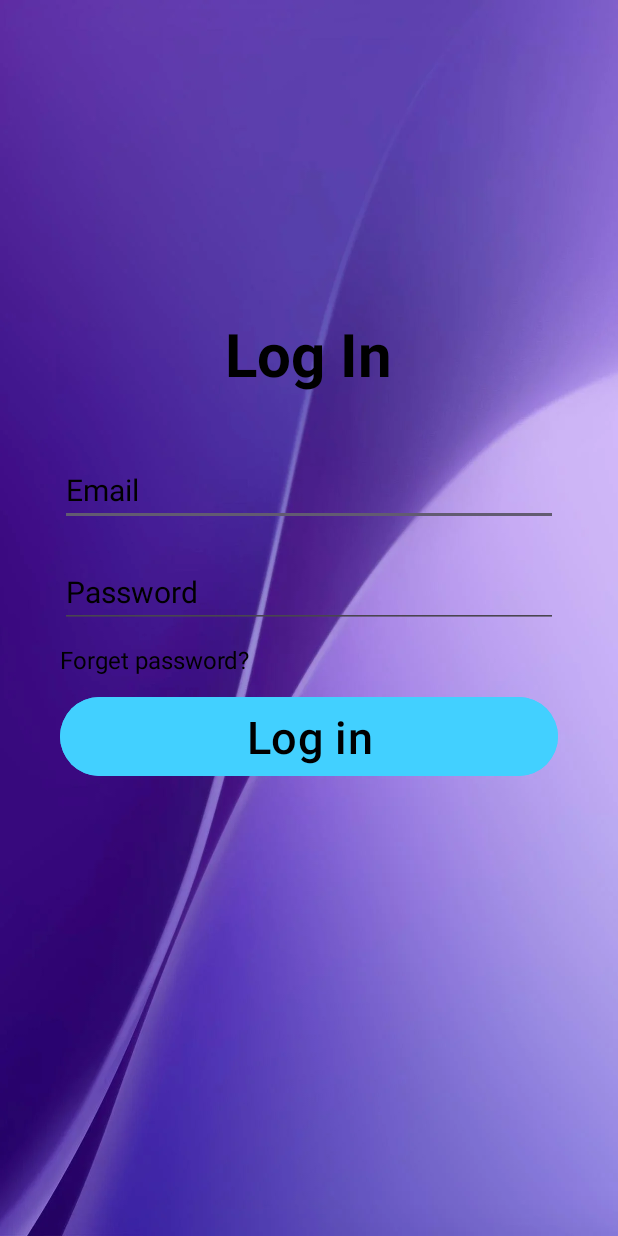
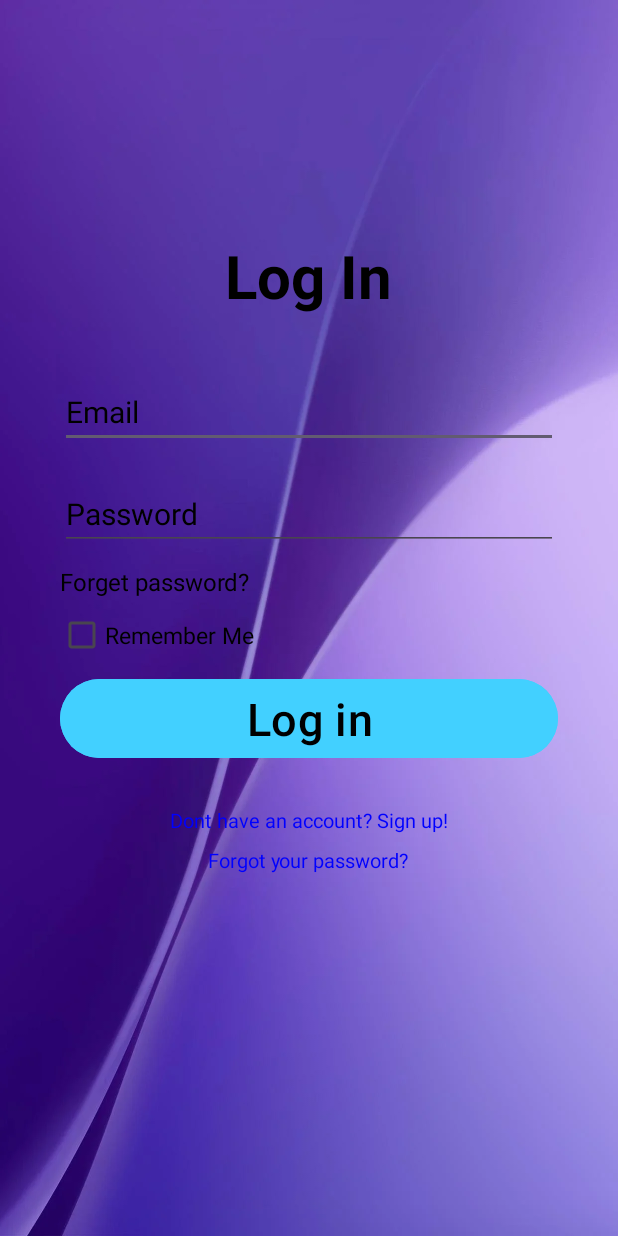
Before and after one commit to NarekSahakyan777/Magic-Checker, an Android app: the logIn screen opened directly, with no data from a screen before it, on a phone screen of 412 x 824 dp. Run offline under Robolectric (Android 15) with nearby library versions, the phone set to English and light mode, and no system bars; our stand-ins replace Firebase (no records; nobody signed in at launch, a user with empty details on screens opened directly).

Commit message:
Magic-Checkers-app

```diff
--- a/app/build.gradle.kts
+++ b/app/build.gradle.kts
@@ -1,5 +1,6 @@
 plugins {
     id("com.android.application")
+    id("com.google.gms.google-services")
 }
 
 android {
@@ -34,6 +35,7 @@ dependencies {
     implementation("com.google.android.material:material:1.11.0")
     implementation("androidx.constraintlayout:constraintlayout:2.1.4")
     implementation("androidx.compose.ui:ui-graphics-android:1.5.4")
+    implementation("com.google.firebase:firebase-auth:22.3.1")
     testImplementation("junit:junit:4.13.2")
     androidTestImplementation("androidx.test.ext:junit:1.1.5")
     androidTestImplementation("androidx.test.espresso:espresso-core:3.5.1")
--- a/app/src/main/java/com/example/chekers/logIn.java
+++ b/app/src/main/java/com/example/chekers/logIn.java
@@ -1,36 +1,135 @@
 package com.example.chekers;
 
+import androidx.annotation.NonNull;
 import androidx.appcompat.app.AppCompatActivity;
 
 import android.annotation.SuppressLint;
+import android.content.Context;
 import android.content.Intent;
+import android.content.SharedPreferences;
 import android.os.Bundle;
+import android.util.Patterns;
 import android.view.View;
 import android.widget.Button;
+import android.widget.CheckBox;
 import android.widget.EditText;
 import android.widget.TextView;
+import android.widget.Toast;
+
+import com.google.android.gms.tasks.OnFailureListener;
+import com.google.android.gms.tasks.OnSuccessListener;
+import com.google.firebase.auth.AuthResult;
+import com.google.firebase.auth.FirebaseAuth;
+
 
 public class logIn extends AppCompatActivity {
-    public EditText email;
-    public EditText password;
+    public EditText loginEmail, loginPassword;
     public TextView forgetPassword;
-    public Button logInNpage;
+    public Button loginButton;
+    private FirebaseAuth auth;
+    private TextView signInRedirectText, forgotPasswordText;
+    private CheckBox remember;
     @SuppressLint("MissingInflatedId")
     @Override
     protected void onCreate(Bundle savedInstanceState) {
         super.onCreate(savedInstanceState);
         setContentView(R.layout.activity_log_in);
-        email = findViewById(R.id.editEmail);
-        password = findViewById(R.id.editPassword);
+        loginEmail = findViewById(R.id.editEmail);
+        auth = FirebaseAuth.getInstance();
+        loginPassword = findViewById(R.id.editPassword);
         forgetPassword = findViewById(R.id.forgPassword);
-        logInNpage = findViewById(R.id.Login);
-        logInNpage.setOnClickListener(new View.OnClickListener() {
+        loginButton = findViewById(R.id.Login);
+        signInRedirectText = findViewById(R.id.signInRedirect);
+        remember = findViewById(R.id.remember);
+        forgotPasswordText = findViewById(R.id.forgetpassword);
+        SharedPreferences sharedPref = getSharedPreferences("loginPrefs", Context.MODE_PRIVATE);
+        boolean rememberMe = sharedPref.getBoolean("rememberMe", false);
+
+        if (rememberMe) {
+            String savedEmail = sharedPref.getString("username", "");
+            String savedPassword = sharedPref.getString("password", "");
+
+            if (!savedEmail.isEmpty() && !savedPassword.isEmpty()) {
+                auth.signInWithEmailAndPassword(savedEmail, savedPassword)
+                        .addOnSuccessListener(new OnSuccessListener<AuthResult>() {
+                            @Override
+                            public void onSuccess(AuthResult authResult) {
+                                if (auth.getCurrentUser().isEmailVerified()) {
+                                    Toast.makeText(logIn.this, "Login Successful", Toast.LENGTH_SHORT).show();
+                                    startActivity(new Intent(logIn.this, MainActivity.class));
+                                    finish();
+                                } else {
+                                    Toast.makeText(logIn.this, "Email not verified", Toast.LENGTH_SHORT).show();
+                                }
+                            }
+                        }).addOnFailureListener(new OnFailureListener() {
+                            @Override
+                            public void onFailure(@NonNull Exception e) {
+                                Toast.makeText(logIn.this, "Auto Login Failed", Toast.LENGTH_SHORT).show();
+                            }
+                        });
+            }
+        }
+
+        loginButton.setOnClickListener(new View.OnClickListener() {
             @Override
-            public void onClick(View v) {
-                Intent in = new Intent(logIn.this, playGame.class);
-                startActivity(in);
+            public void onClick(View view) {
+                String email = loginEmail.getText().toString().trim();
+                String pass = loginPassword.getText().toString();
+
+                if (email.isEmpty()) {
+                    loginEmail.setError("Email cannot be empty");
+                } else if (!Patterns.EMAIL_ADDRESS.matcher(email.toLowerCase()).matches()) {
+                    loginEmail.setError("Please enter a valid email");
+                } else {
+                    if (!pass.isEmpty()) {
+                        auth.signInWithEmailAndPassword(email, pass)
+                                .addOnSuccessListener(new OnSuccessListener<AuthResult>() {
+                                    @Override
+                                    public void onSuccess(AuthResult authResult) {
+                                        if (auth.getCurrentUser().isEmailVerified()) {
+                                            Toast.makeText(logIn.this, "Login Successful", Toast.LENGTH_SHORT).show();
+                                            if (remember.isChecked()) {
+                                                saveCredentials(email, pass);
+                                            }
+                                            startActivity(new Intent(logIn.this, MainActivity.class));
+                                            finish();
+                                        } else {
+                                            Toast.makeText(logIn.this, "Email not verified", Toast.LENGTH_SHORT).show();
+                                        }
+                                    }
+
+                                    private void saveCredentials(String email, String pass) {
+                                    }
+                                }).addOnFailureListener(new OnFailureListener() {
+                                    @Override
+                                    public void onFailure(@NonNull Exception e) {
+                                        Toast.makeText(logIn.this, "Login Failed", Toast.LENGTH_SHORT).show();
+                                    }
+                                });
+                    } else {
+                        loginPassword.setError("Password cannot be empty");
+                    }
+                }
             }
         });
 
+        forgotPasswordText.setOnClickListener(new View.OnClickListener() {
+            @Override
+            public void onClick(View view) {
+                openPasswordReset();
+            }
+
+            private void openPasswordReset() {
+
+            }
+        });
+
+        signInRedirectText.setOnClickListener(new View.OnClickListener() {
+            @Override
+            public void onClick(View view) {
+                startActivity(new Intent(logIn.this, signIn.class));
+            }
+        });
     }
 }
--- a/app/src/main/res/layout/activity_log_in.xml
+++ b/app/src/main/res/layout/activity_log_in.xml
@@ -61,7 +61,29 @@
             android:textSize="16dp">
 
         </TextView>
+        <LinearLayout
+            android:layout_width="match_parent"
+            android:layout_height="40dp"
+            android:orientation="horizontal">
 
+            <CheckBox
+                android:id="@+id/remember"
+                android:layout_width="50dp"
+
+                android:layout_height="50dp"
+                android:layout_marginBottom="-35dp"/>
+
+            <TextView
+                android:layout_width="wrap_content"
+                android:layout_height="wrap_content"
+                android:text="Remember Me"
+                android:textSize="15dp"
+                android:textColor="@color/black"
+                android:textStyle="normal"
+                android:layout_marginStart="-10dp"
+                tools:ignore="TextSizeCheck" />
+
+        </LinearLayout>
         <Button
             android:id="@+id/Login"
             android:layout_width="match_parent"
@@ -72,6 +94,29 @@
             android:textColor="@color/black"
             android:textSize="30dp">
         </Button>
+        <TextView
+            android:id="@+id/signInRedirect"
+            android:layout_width="wrap_content"
+            android:layout_height="wrap_content"
+            android:layout_gravity="center"
+            android:layout_marginTop="10dp"
+            android:padding="8dp"
+            android:text="Dont have an account? Sign up!"
+            android:textColor="@color/blue"
+            android:textSize="13.5sp" />
+
+        <TextView
+            android:layout_width="wrap_content"
+            android:layout_height="wrap_content"
+            android:id="@+id/forgetpassword"
+            android:text="Forgot your password?"
+            android:textAlignment="center"
+            android:layout_gravity="center"
+            android:textSize="13sp"
+            android:textColor="@color/blue"
+            />
+
     </LinearLayout>
 
+
 </RelativeLayout>
--- a/app/src/main/res/layout/activity_main.xml
+++ b/app/src/main/res/layout/activity_main.xml
@@ -37,7 +37,7 @@
                android:layout_centerVertical="true"
                android:layout_margin="10dp"
                android:backgroundTint="@color/light_red"
-               android:text="SignUp"
+               android:text="Sign In"
                android:textColor="@color/black"
                android:textSize="30dp"
                >
--- a/build.gradle.kts
+++ b/build.gradle.kts
@@ -1,3 +1,8 @@
+buildscript {
+    dependencies {
+        classpath("com.google.gms:google-services:4.4.0")
+    }
+}
 // Top-level build file where you can add configuration options common to all sub-projects/modules.
 plugins {
     id("com.android.application") version "8.2.0" apply false
```
Also changed, not shown: app/src/main/AndroidManifest.xml (+7 -2 lines), app/src/main/java/com/example/chekers/ClassHelper.java (added, +49 -0 lines), app/src/main/java/com/example/chekers/EmailVerify.java (added, +54 -0 lines), app/src/main/java/com/example/chekers/PasswordReset.java (added, +80 -0 lines), app/src/main/java/com/example/chekers/signIn.java (+56 -14 lines), app/src/main/res/layout/activity_email_verify.xml (added, +49 -0 lines), app/src/main/res/layout/activity_password_reset.xml (added, +86 -0 lines), app/src/main/res/layout/activity_sign_in.xml (+5 -14 lines), app/src/main/res/values/strings.xml (+6 -2 lines).
